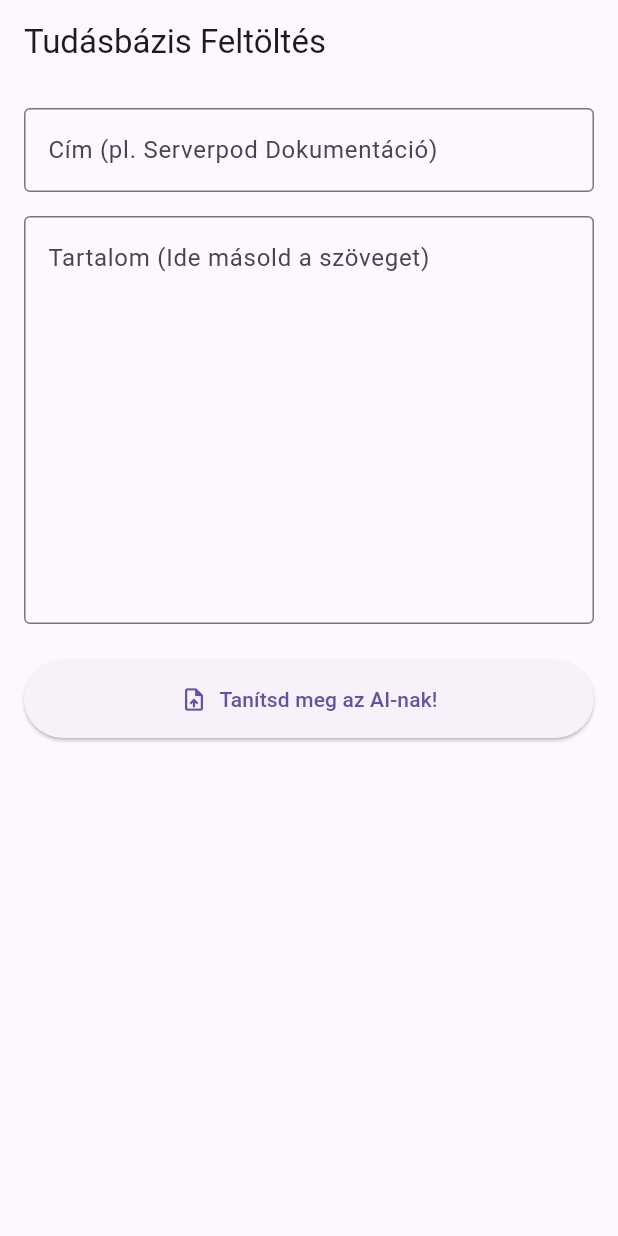
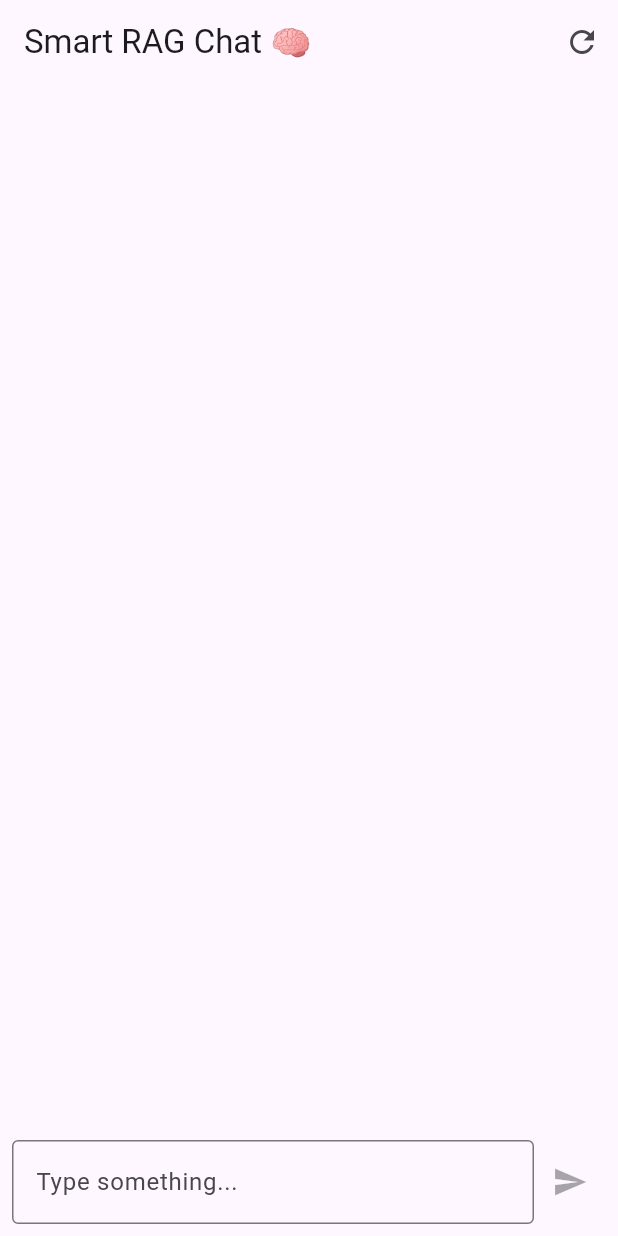
Before and after one commit to rauschadam/my_rag_project, a Flutter app: the screen it shows after launch, on a phone screen of 412 x 824 dp. Run offline on Flutter 3.47's test engine with Material 3 defaults, Android fonts, the phone set to English and light mode, and no system bars; our stand-ins replace flutter_markdown; missing offline and left inert: dartantic_ai, serverpod, serverpod_auth_client, serverpod_auth_server, serverpod_auth_shared_flutter, serverpod_client and 1 more; statements that could not run were skipped.

Commit message:
working RAG and memory

```diff
--- a/my_rag_project_flutter/lib/main.dart
+++ b/my_rag_project_flutter/lib/main.dart
@@ -1,7 +1,8 @@
 import 'package:my_rag_project_client/my_rag_project_client.dart';
 import 'package:flutter/material.dart';
+import 'package:serverpod_flutter/serverpod_flutter.dart';
 import 'package:serverpod_auth_shared_flutter/serverpod_auth_shared_flutter.dart';
-import 'package:serverpod_flutter/serverpod_flutter.dart';
+import 'package:flutter_markdown/flutter_markdown.dart';
 
 late SessionManager sessionManager;
 late Client client;
@@ -9,15 +10,16 @@ late Client client;
 void main() async {
   WidgetsFlutterBinding.ensureInitialized();
 
-  // Kliens beállítása
+  // Initialize the Client with the server URL and authentication key manager
   client = Client(
     'http://$localhost:8080/',
     authenticationKeyManager: FlutterAuthenticationKeyManager(),
-  )..connectivityMonitor = FlutterConnectivityMonitor();
+  )
+    // Checks the internet connection at all times
+    ..connectivityMonitor = FlutterConnectivityMonitor();
 
-  sessionManager = SessionManager(
-    caller: client.modules.auth,
-  );
+  // Initialize SessionManager to handle user sessions and authentication state
+  sessionManager = SessionManager(caller: client.modules.auth);
   await sessionManager.initialize();
 
   runApp(const MyApp());
@@ -29,58 +31,94 @@ class MyApp extends StatelessWidget {
   @override
   Widget build(BuildContext context) {
     return MaterialApp(
-      title: 'RAG Tanító',
-      theme: ThemeData(
-        primarySwatch: Colors.blue,
-        useMaterial3: true,
-      ),
-      home: const KnowledgeInputPage(),
+      title: 'RAG AI Chat',
+      theme: ThemeData(primarySwatch: Colors.blue, useMaterial3: true),
+      home: const ChatPage(),
     );
   }
 }
 
-class KnowledgeInputPage extends StatefulWidget {
-  const KnowledgeInputPage({super.key});
+class ChatPage extends StatefulWidget {
+  const ChatPage({super.key});
 
   @override
-  State<KnowledgeInputPage> createState() => _KnowledgeInputPageState();
+  State<ChatPage> createState() => _ChatPageState();
 }
 
-class _KnowledgeInputPageState extends State<KnowledgeInputPage> {
-  final _titleController = TextEditingController();
-  final _contentController = TextEditingController();
+class _ChatPageState extends State<ChatPage> {
+  // List to store chat messages for display
+  final List<ChatMessageDisplay> _messages = [];
+
+  // Controller for the input field
+  final TextEditingController _controller = TextEditingController();
+
+  // Controller for scrolling the chat view
+  final ScrollController _scrollController = ScrollController();
+
   bool _isLoading = false;
-  String? _statusMessage;
+  int? _currentSessionId;
 
-  // Ez a függvény küldi el az adatot a szervernek
-  Future<void> _uploadKnowledge() async {
-    if (_titleController.text.isEmpty || _contentController.text.isEmpty) {
-      setState(() {
-        _statusMessage = 'Kérlek tölts ki minden mezőt!';
-      });
-      return;
+  @override
+  void initState() {
+    super.initState();
+    // Start a new chat session when the page loads
+    _startNewSession();
   }
 
+  /// Request a new session ID from the server
+  Future<void> _startNewSession() async {
+    try {
+      final session = await client.rag.createSession();
       setState(() {
+        _currentSessionId = session.id;
+      });
+    }
+    // error..
+    catch (e) {
+      print("Error starting session: $e");
+    }
+  }
+
+  /// Send the user's message to the server and handle the streaming response
+  Future<void> _sendMessage() async {
+    final text = _controller.text.trim();
+    // Do nothing if text is empty or session isn't ready
+    if (text.isEmpty || _currentSessionId == null) return;
+
+    setState(() {
+      // Add user message to the list
+      _messages.add(ChatMessageDisplay(text: text, isUser: true));
       _isLoading = true;
-      _statusMessage = 'Feldolgozás és tanulás folyamatban...';
+      _controller.clear();
+
+      // Add a placeholder message for the AI response
+      _messages.add(ChatMessageDisplay(text: "", isUser: false));
     });
 
+    // Scroll to the bottom to show the new message
+    _scrollToBottom();
+
     try {
-      // HÍVJUK A VÉGPONTOT
-      // Ez a függvény a szerveren fut le:
-      // 1. Összefoglal, 2. Vektort generál, 3. Ment az adatbázisba.
-      await client.knowledge
-          .addArticle(_titleController.text, _contentController.text);
+      // Call the RAG endpoint on the server (returns a Stream)
+      final stream = client.rag.ask(_currentSessionId!, text);
 
+      // Process the stream chunks as they arrive
+      await for (final chunk in stream) {
         setState(() {
-        _statusMessage = 'Siker! Az AI megtanulta az anyagot.';
-        _titleController.clear();
-        _contentController.clear();
+          final lastMsg = _messages.last;
+          // Append the new chunk to the last message (the AI's message)
+          _messages.last = ChatMessageDisplay(
+            text: lastMsg.text + chunk,
+            isUser: false,
+          );
         });
+        // Scroll to bottom on every new chunk to follow the text generation
+        _scrollToBottom();
+      }
     } catch (e) {
       setState(() {
-        _statusMessage = 'Hiba történt: $e';
+        _messages.last =
+            ChatMessageDisplay(text: "Error: $e", isUser: false, isError: true);
       });
     } finally {
       setState(() {
@@ -89,60 +127,120 @@ class _KnowledgeInputPageState extends State<KnowledgeInputPage> {
     }
   }
 
+  /// Helper to scroll the list view to the very bottom
+  void _scrollToBottom() {
+    if (_scrollController.hasClients) {
+      _scrollController.jumpTo(_scrollController.position.maxScrollExtent);
+    }
+  }
+
   @override
   Widget build(BuildContext context) {
     return Scaffold(
-      appBar: AppBar(title: const Text('Tudásbázis Feltöltés')),
-      body: Padding(
-        padding: const EdgeInsets.all(16.0),
-        child: Column(
-          crossAxisAlignment: CrossAxisAlignment.stretch,
+      appBar: AppBar(
+        title: const Text('Smart RAG Chat 🧠'),
+        actions: [
+          IconButton(
+            icon: const Icon(Icons.refresh),
+            onPressed: () {
+              // Clear history and start a new session
+              _messages.clear();
+              _startNewSession();
+            },
+          )
+        ],
+      ),
+      body: Column(
         children: [
-            TextField(
-              controller: _titleController,
+          // Chat history area
+          Expanded(
+            child: ListView.builder(
+              controller: _scrollController, // Attach the scroll controller
+              padding: const EdgeInsets.all(16),
+              itemCount: _messages.length,
+              itemBuilder: (context, index) {
+                final msg = _messages[index];
+                return Align(
+                  alignment:
+                      msg.isUser ? Alignment.centerRight : Alignment.centerLeft,
+                  child: Container(
+                    margin: const EdgeInsets.symmetric(vertical: 4),
+                    padding: const EdgeInsets.all(12),
+                    decoration: BoxDecoration(
+                      color: msg.isError
+                          ? Colors.red[100]
+                          : (msg.isUser ? Colors.blue[100] : Colors.grey[200]),
+                      borderRadius: BorderRadius.circular(12),
+                    ),
+                    // Limit width for better UI appearance
+                    constraints: BoxConstraints(
+                        maxWidth: MediaQuery.of(context).size.width * 0.8),
+
+                    // HERE IS THE MAGIC: Using MarkdownBody instead of Text!
+                    // This renders bold text, code blocks, lists, etc.
+                    child: MarkdownBody(
+                      data: msg.text,
+                      selectable: true, // Text is selectable
+                      styleSheet: MarkdownStyleSheet(
+                        p: TextStyle(
+                          fontSize: 16,
+                          color: msg.isError ? Colors.red : Colors.black87,
+                        ),
+                        code: const TextStyle(
+                          backgroundColor: Colors.black12,
+                          fontFamily: 'monospace',
+                        ),
+                        codeblockDecoration: BoxDecoration(
+                          color: Colors.black12,
+                          borderRadius: BorderRadius.circular(8),
+                        ),
+                      ),
+                    ),
+                  ),
+                );
+              },
+            ),
+          ),
+
+          // Loading indicator
+          if (_isLoading) const LinearProgressIndicator(),
+
+          // Input area
+          Padding(
+            padding: const EdgeInsets.all(8.0),
+            child: Row(
+              children: [
+                Expanded(
+                  child: TextField(
+                    controller: _controller,
                     decoration: const InputDecoration(
-                labelText: 'Cím (pl. Serverpod Dokumentáció)',
+                      hintText: 'Type something...',
                       border: OutlineInputBorder(),
                     ),
-            ),
-            const SizedBox(height: 16),
-            TextField(
-              controller: _contentController,
-              decoration: const InputDecoration(
-                labelText: 'Tartalom (Ide másold a szöveget)',
-                border: OutlineInputBorder(),
-                alignLabelWithHint: true,
-              ),
-              maxLines: 10, // Nagyobb hely a szövegnek
-            ),
-            const SizedBox(height: 24),
-            if (_isLoading)
-              const Center(child: CircularProgressIndicator())
-            else
-              ElevatedButton.icon(
-                onPressed: _uploadKnowledge,
-                icon: const Icon(Icons.upload_file),
-                label: const Text('Tanítsd meg az AI-nak!'),
-                style: ElevatedButton.styleFrom(
-                  padding: const EdgeInsets.all(16),
+                    onSubmitted: (_) => _sendMessage(),
                   ),
                 ),
-            const SizedBox(height: 16),
-            if (_statusMessage != null)
-              Text(
-                _statusMessage!,
-                style: TextStyle(
-                  color: _statusMessage!.startsWith('Hiba') ||
-                          _statusMessage!.startsWith('Kérlek')
-                      ? Colors.red
-                      : Colors.green,
-                  fontWeight: FontWeight.bold,
-                ),
-                textAlign: TextAlign.center,
+                IconButton(
+                  icon: const Icon(Icons.send),
+                  onPressed: (_isLoading || _currentSessionId == null)
+                      ? null
+                      : _sendMessage,
                 ),
               ],
             ),
           ),
+        ],
+      ),
     );
   }
 }
+
+/// Helper class to store message data for the UI
+class ChatMessageDisplay {
+  final String text;
+  final bool isUser;
+  final bool isError;
+
+  ChatMessageDisplay(
+      {required this.text, required this.isUser, this.isError = false});
+}
--- a/my_rag_project_flutter/pubspec.yaml
+++ b/my_rag_project_flutter/pubspec.yaml
@@ -34,6 +34,7 @@ dependencies:
   # The following adds the Cupertino Icons font to your application.
   # Use with the CupertinoIcons class for iOS style icons.
   cupertino_icons: ^1.0.5
+  flutter_markdown: ^0.7.7+1
 
 dev_dependencies:
   flutter_lints: '>=3.0.0 <7.0.0'
```
Also changed, not shown: my_rag_project_client/lib/src/protocol/client.dart (+31 -12 lines), my_rag_project_server/lib/src/business/search.dart (+6 -4 lines), my_rag_project_server/lib/src/endpoints/rag_endpoint.dart (+69 -8 lines), my_rag_project_flutter/pubspec.lock, my_rag_project_server/lib/src/generated/endpoints.dart, my_rag_project_server/lib/src/generated/protocol.yaml, 1 other file. Lines whose indentation alone changed are shown as unchanged.
